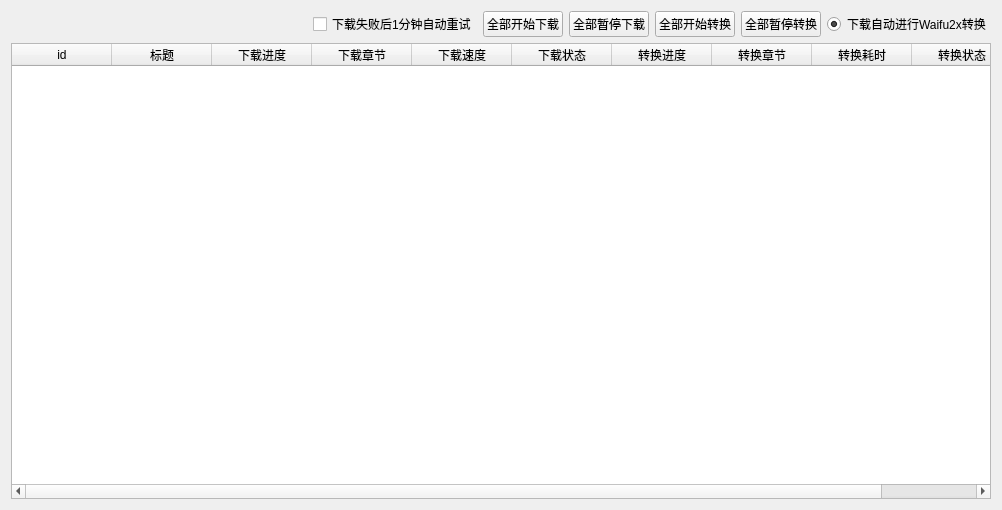
Above: ui/ui_download.ui from tonquer/JMComic-qt before the change. Below: the same form after it.
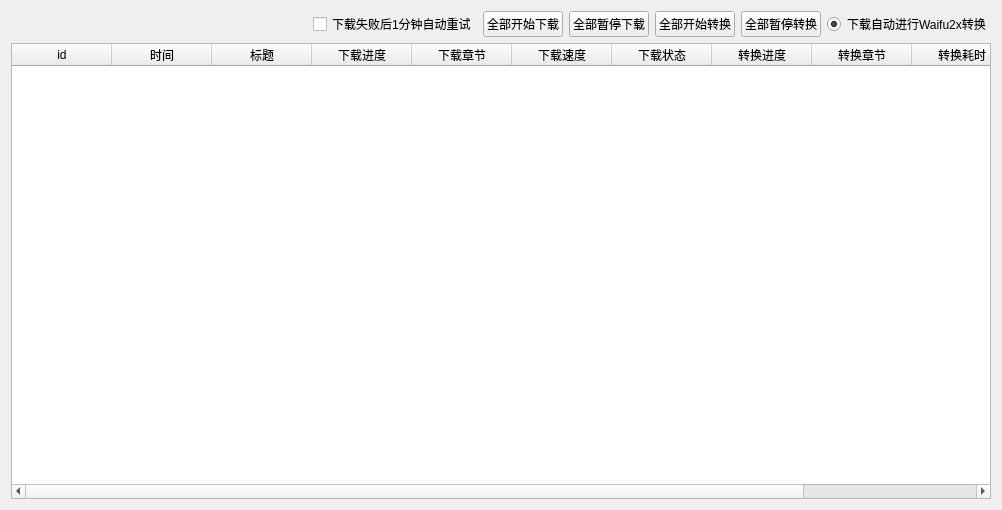
That is the form after the change.

Diff of the .ui file:
```diff
--- a/ui/ui_download.ui
+++ b/ui/ui_download.ui
@@ -88,6 +88,11 @@
          <string>id</string>
         </property>
        </column>
+       <column>
+        <property name="text">
+         <string>时间</string>
+        </property>
+       </column>
        <column>
         <property name="text">
          <string>标题</string>
```
